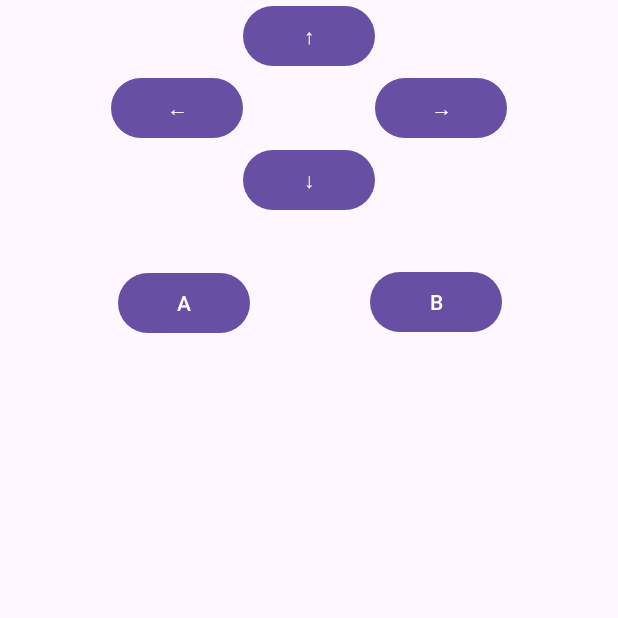
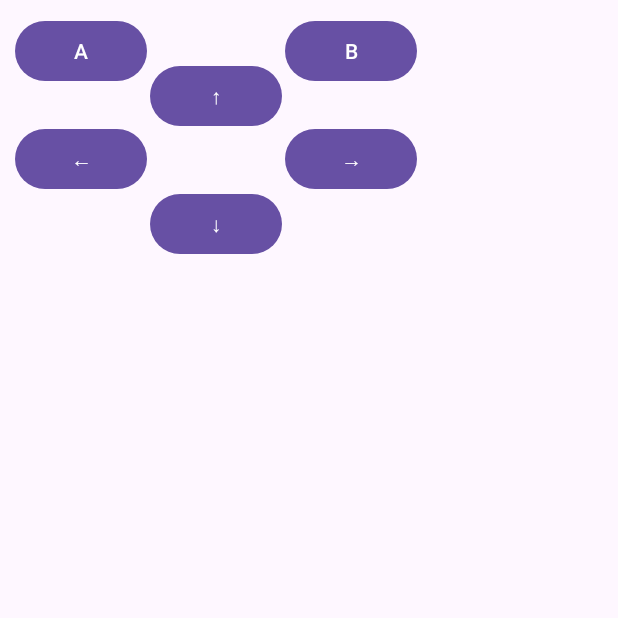
Before and after one commit to engrpanda/evo_mini_bdaydance, an Android app: the screen it shows after launch (MainActivity), on a phone screen of 412 x 824 dp, the top half of it. Run offline under Robolectric (Android 15) with nearby library versions, the phone set to English and light mode, and no system bars.

```diff
--- a/app/src/main/res/layout/activity_main.xml
+++ b/app/src/main/res/layout/activity_main.xml
@@ -12,51 +12,47 @@
         android:layout_width="wrap_content"
         android:layout_height="wrap_content"
         android:text="↑"
-        android:layout_centerHorizontal="true"
-        android:layout_alignParentTop="true"/>
+        android:layout_marginTop="40dp"
+        android:layout_marginLeft="100dp"/>
 
     <Button
         android:id="@+id/leftButton"
         android:layout_width="wrap_content"
         android:layout_height="wrap_content"
         android:text="←"
-        android:layout_toLeftOf="@id/upButton"
-        android:layout_below="@id/upButton"/>
+        android:layout_marginTop="82dp"
+        android:layout_marginLeft="10dp"/>
 
     <Button
         android:id="@+id/rightButton"
         android:layout_width="wrap_content"
         android:layout_height="wrap_content"
         android:text="→"
-        android:layout_toRightOf="@id/upButton"
-        android:layout_below="@id/upButton"/>
+        android:layout_marginTop="82dp"
+        android:layout_marginLeft="190dp"/>
 
     <Button
         android:id="@+id/downButton"
         android:layout_width="wrap_content"
         android:layout_height="wrap_content"
         android:text="↓"
-        android:layout_centerHorizontal="true"
-        android:layout_below="@id/leftButton"/>
+        android:layout_marginTop="125dp"
+        android:layout_marginLeft="100dp"/>
 
     <Button
         android:id="@+id/buttonA"
         android:layout_width="wrap_content"
         android:layout_height="wrap_content"
-        android:layout_below="@id/rightButton"
-        android:layout_marginTop="82dp"
-        android:layout_marginRight="83dp"
-        android:layout_toLeftOf="@id/rightButton"
-        android:text="A" />
+        android:text="A"
+        android:layout_marginTop="10dp"
+        android:layout_marginLeft="10dp"/>
 
     <Button
         android:id="@+id/buttonB"
         android:layout_width="wrap_content"
         android:layout_height="wrap_content"
-        android:layout_below="@id/rightButton"
-        android:layout_marginLeft="-91dp"
-        android:layout_marginTop="81dp"
-        android:layout_toRightOf="@id/rightButton"
-        android:text="B" />
+        android:text="B"
+        android:layout_marginTop="10dp"
+        android:layout_marginLeft="190dp"/>
 
 </RelativeLayout>
```
